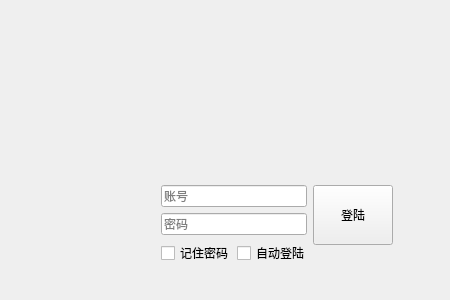
Before: the Qt Designer form ui/login.ui in xiongyu/AxisChat, drawn with Qt 5.
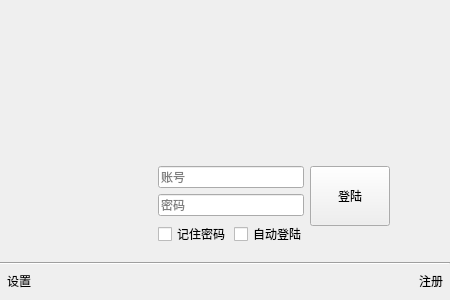
After: the same form once the commit is applied. Icons and pictures are not drawn.

Commit message: 注册对话框

The edit to the form file:
```diff
--- a/ui/login.ui
+++ b/ui/login.ui
@@ -106,10 +106,25 @@
       </size>
      </property>
      <property name="styleSheet">
-      <string notr="true">QWidget#widget_2{
-background-color: rgb(255, 255, 255);
-}</string>
+      <string notr="true"/>
      </property>
+     <layout class="QVBoxLayout" name="verticalLayout_6">
+      <property name="spacing">
+       <number>0</number>
+      </property>
+      <property name="leftMargin">
+       <number>0</number>
+      </property>
+      <property name="topMargin">
+       <number>0</number>
+      </property>
+      <property name="rightMargin">
+       <number>0</number>
+      </property>
+      <property name="bottomMargin">
+       <number>0</number>
+      </property>
+      <item>
      <layout class="QHBoxLayout" name="horizontalLayout_3">
       <item>
        <spacer name="horizontalSpacer">
@@ -275,6 +290,81 @@
          </size>
         </property>
        </spacer>
+        </item>
+       </layout>
+      </item>
+      <item>
+       <widget class="Line" name="line">
+        <property name="orientation">
+         <enum>Qt::Horizontal</enum>
+        </property>
+       </widget>
+      </item>
+      <item>
+       <widget class="QWidget" name="widget_2" native="true">
+        <property name="minimumSize">
+         <size>
+          <width>0</width>
+          <height>18</height>
+         </size>
+        </property>
+        <property name="maximumSize">
+         <size>
+          <width>16777215</width>
+          <height>18</height>
+         </size>
+        </property>
+        <layout class="QHBoxLayout" name="horizontalLayout_4">
+         <property name="spacing">
+          <number>0</number>
+         </property>
+         <property name="leftMargin">
+          <number>0</number>
+         </property>
+         <property name="topMargin">
+          <number>0</number>
+         </property>
+         <property name="rightMargin">
+          <number>0</number>
+         </property>
+         <property name="bottomMargin">
+          <number>0</number>
+         </property>
+         <item>
+          <widget class="QToolButton" name="settingsButton">
+           <property name="text">
+            <string>设置</string>
+           </property>
+           <property name="autoRaise">
+            <bool>true</bool>
+           </property>
+          </widget>
+         </item>
+         <item>
+          <spacer name="horizontalSpacer_3">
+           <property name="orientation">
+            <enum>Qt::Horizontal</enum>
+           </property>
+           <property name="sizeHint" stdset="0">
+            <size>
+             <width>361</width>
+             <height>15</height>
+            </size>
+           </property>
+          </spacer>
+         </item>
+         <item>
+          <widget class="QToolButton" name="registerButton">
+           <property name="text">
+            <string>注册</string>
+           </property>
+           <property name="autoRaise">
+            <bool>true</bool>
+           </property>
+          </widget>
+         </item>
+        </layout>
+       </widget>
       </item>
      </layout>
     </widget>
```
Lines whose indentation alone changed are shown as unchanged. The commit also changes 4 other files.
